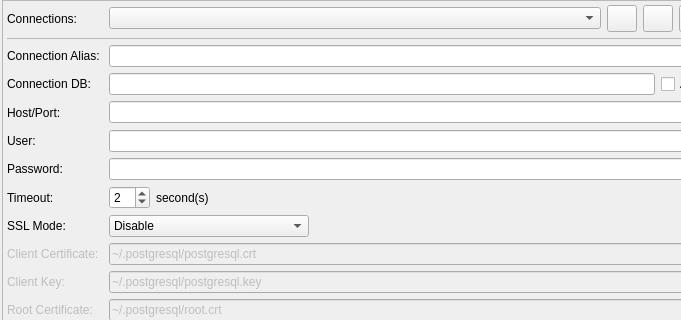
Old version of the form libpgmodeler_ui/ui/connectionsconfigwidget.ui in the repository pgmodeler/pgmodeler; both pictures show x 0 to 681 and y 0 to 320 of the 786 by 472 pixel window.
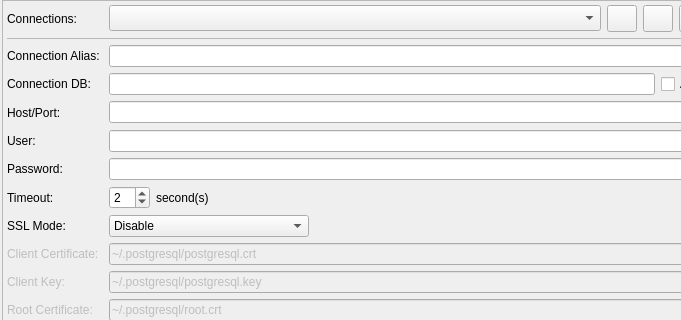
New version of the form. Icons and pictures are not drawn.

The edit to the form file:
```diff
--- a/libpgmodeler_ui/ui/connectionsconfigwidget.ui
+++ b/libpgmodeler_ui/ui/connectionsconfigwidget.ui
@@ -614,6 +614,15 @@
           <property name="insertPolicy">
            <enum>QComboBox::InsertAlphabetically</enum>
           </property>
+          <property name="sizeAdjustPolicy">
+           <enum>QComboBox::AdjustToMinimumContentsLengthWithIcon</enum>
+          </property>
+          <property name="iconSize">
+           <size>
+            <width>18</width>
+            <height>18</height>
+           </size>
+          </property>
          </widget>
         </item>
         <item>
```
